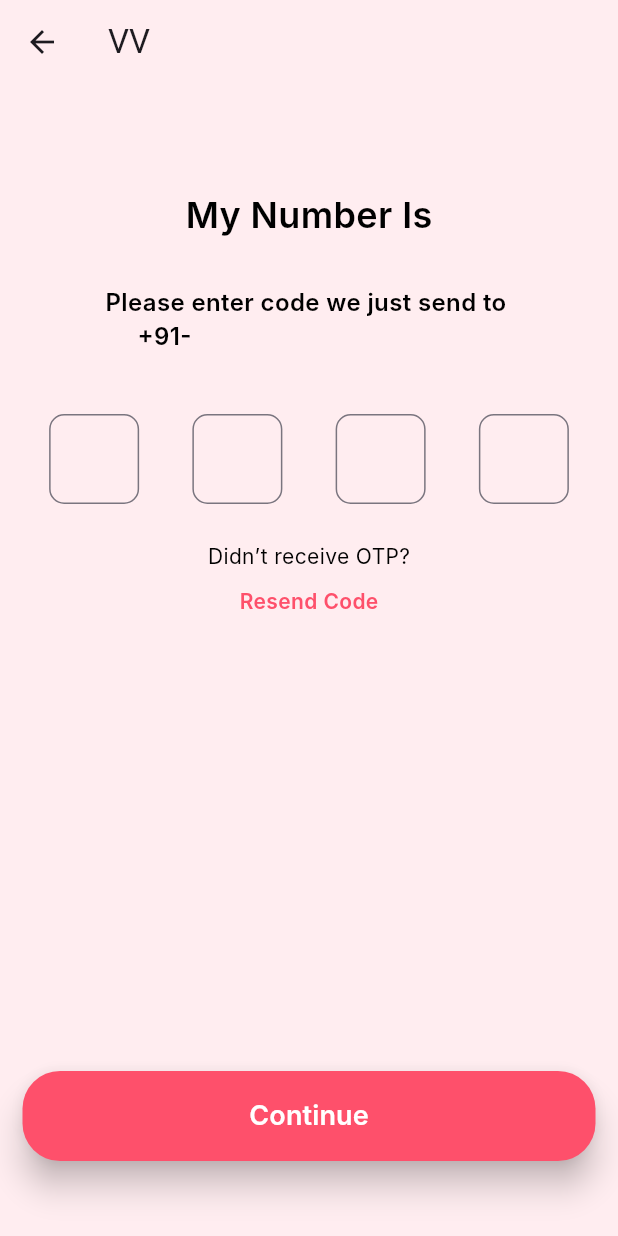
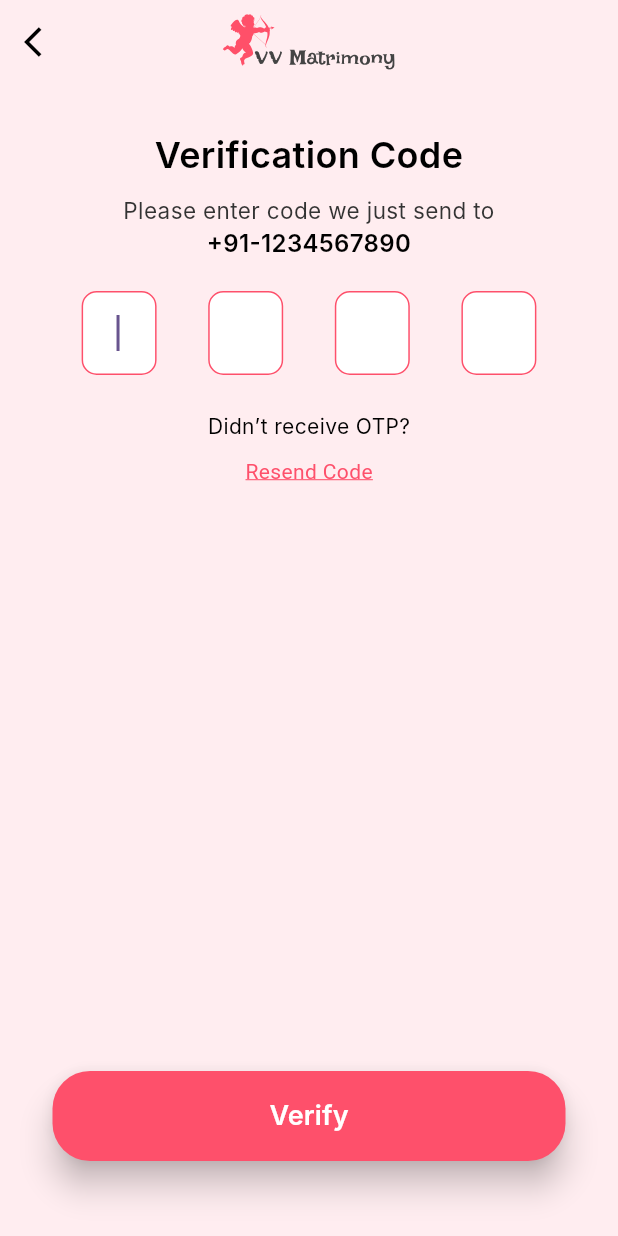
Before and after one commit to Bhavanpalanisamy/VVMatrimony, a Flutter app: the OTP screen opened directly, on a phone screen of 412 x 824 dp. Run offline on Flutter 3.47's test engine with Material 3 defaults, Android fonts, the phone set to English and light mode, and no system bars; our stand-ins replace dio, dotted_border, file_picker, flutter_easyloading, flutter_riverpod, flutter_secure_storage and 11 more; missing offline and left inert: dart:js, flutter_pdfview, upi_payment_flutter; accounts and stored records are empty; Roboto replaces fonts that are missing (Inter); project files that could hold a hidden picture were left out.

Commit message:
Committing OTP_Screen and Your_Detail_Sceen

```diff
--- a/lib/OTP_Ui/OTP_Screen.dart
+++ b/lib/OTP_Ui/OTP_Screen.dart
@@ -1,7 +1,9 @@
+import 'dart:async';
+
 import 'package:flutter/material.dart';
 import 'package:flutter/services.dart';
-
 import '../Common_Widgets/Common_Button.dart';
+import '../Common_Widgets/Custom_App_Bar.dart';
 import '../utilits/Common_Colors.dart';
 import '../utilits/Text_Style.dart';
 class OTP extends StatefulWidget {
@@ -14,136 +16,127 @@ class OTP extends StatefulWidget {
 class _OTPState extends State<OTP> {
   final _formkey = GlobalKey<FormState>();
   TextEditingController _MobileNumber = TextEditingController();
+
+
+
+  int _timeLeft = 30; // Timer duration in seconds
+  bool _isTimerActive = false;
+
+  void _tick() {
+    if (_timeLeft == 0) {
+      setState(() {
+        _isTimerActive = false;
+      });
+    } else {
+      setState(() {
+        _timeLeft--;
+      });
+    }
+  }
+
+  // Start the timer
+  void _startTimer() {
+    setState(() {
+      _timeLeft = 30;
+      _isTimerActive = true;
+    });
+
+    Timer.periodic(Duration(seconds: 1), (Timer timer) {
+      if (_isTimerActive) {
+        _tick();
+      } else {
+        timer.cancel();
+      }
+    });
+  }
+
+  // var controllers;
+  var output;
+  TextEditingController _OTP1 = TextEditingController();
+  TextEditingController _OTP2 = TextEditingController();
+  TextEditingController _OTP3 = TextEditingController();
+  TextEditingController _OTP4 = TextEditingController();
+
+  Widget _textFieldOTP({bool? first, bool? last, controllers}) {
+    return Container(
+      height: 60,
+      width: 50,
+
+      // margin: EdgeInsets.only(left: 10),
+      child: TextFormField(
+        controller: controllers,
+        autofocus: true,
+        maxLength: 1,
+        onChanged: (value) {
+          if (value.length == 1) {
+            FocusScope.of(context).nextFocus();
+          }
+          if (value.length == 0) {
+            setState(() {
+              FocusScope.of(context).previousFocus();
+            });
+          }
+        },
+        showCursor: true,
+        textAlign: TextAlign.center,
+        // style: OtpTextfield_Style,
+        keyboardType: TextInputType.number,
+        inputFormatters: [
+          LengthLimitingTextInputFormatter(1),
+          FilteringTextInputFormatter.digitsOnly
+        ],
+        decoration: InputDecoration(
+          fillColor: white1,
+          filled: true,
+          counter: Offstage(),
+          enabledBorder: OutlineInputBorder(
+              borderSide: BorderSide(width: 1, color: pink1),
+              borderRadius: BorderRadius.circular(10)),
+          focusedBorder: OutlineInputBorder(
+              borderSide: BorderSide(width: 1, color: pink1),
+              borderRadius: BorderRadius.circular(10)),
+        ),
+      ),
+    );
+  }
+
   @override
   Widget build(BuildContext context) {
     return Scaffold(
       backgroundColor: backGroundColor,
-      appBar: AppBar(
-        backgroundColor: backGroundColor,
-        title: Text('VV'),
-      ),
+      appBar: Custom_AppBar_Logo(title: '', actions: [], isNav: true,),
       body: Padding(
-        padding: const EdgeInsets.only(left: 15,right: 15),
+        padding: const EdgeInsets.only(left: 20,right: 20,top: 20),
         child: Column(
             children: [
-        Padding(
-        padding: const EdgeInsets.only(top: 70),
-        child: Center(child: Text("My Number Is",style: Textfield_Style2,)),
-            ),
-              const SizedBox(height: 30,),
-              Text('Please enter code we just send to \n     +91-${_MobileNumber.text}',style: Textfield_Style1,),
-              const SizedBox(height: 40,),
+
+              Code(text: 'Verification Code', style: Textfield_Style2),
+              Code(text: 'Please enter code we just send to', style: sub_ContentST),
+              Code1(text: '+91-1234567890', style: Textfield_Style1),
+
               // OTP
               Row(
-                mainAxisAlignment: MainAxisAlignment.spaceAround,
+                mainAxisAlignment: MainAxisAlignment.spaceEvenly,
+                crossAxisAlignment: CrossAxisAlignment.center,
                 children: [
-
-                  // OTP FIELD
-
-                  SizedBox(height: 60,width: 60,
-                    child: TextFormField(
-                      decoration: InputDecoration(
-                        border: OutlineInputBorder(
-                          borderRadius: BorderRadius.circular(10),
-                          borderSide: BorderSide(color: white1),
-                        ),
-                      ),
-                      onChanged: (value){
-                        if (value.length == 1) {
-                          FocusScope.of(context).nextFocus();
-                        }
-                      },
-                      style: Theme.of(context).textTheme.headline6,
-                      keyboardType: TextInputType.number,
-                      textAlign: TextAlign.center,
-                      inputFormatters: [
-                        LengthLimitingTextInputFormatter(1),
-                        FilteringTextInputFormatter.digitsOnly,
-                      ],
-                    ),
-                  ),
-                  SizedBox(height: 60,width: 60,
-                    child: TextFormField(
-                      decoration: InputDecoration(
-                        border: OutlineInputBorder(
-                          borderRadius: BorderRadius.circular(10),
-                          borderSide: BorderSide(color: white1),
-                        ),
-                      ),
-                      onChanged: (value){
-                        if (value.length == 1) {
-                          FocusScope.of(context).nextFocus();
-                        }
-                      },
-                      style: Theme.of(context).textTheme.headline6,
-                      keyboardType: TextInputType.number,
-                      textAlign: TextAlign.center,
-                      inputFormatters: [
-                        LengthLimitingTextInputFormatter(1),
-                        FilteringTextInputFormatter.digitsOnly,
-                      ],
-                    ),
-                  ),
-                  SizedBox(height: 60,width: 60,
-                    child: TextFormField(
-                      decoration: InputDecoration(
-                        border: OutlineInputBorder(
-                          borderRadius: BorderRadius.circular(10),
-                          borderSide: BorderSide(color: white1),
-                        ),
-                      ),
-                      onChanged: (value){
-                        if (value.length == 1) {
-                          FocusScope.of(context).nextFocus();
-                        }
-                      },
-                      style: Theme.of(context).textTheme.headline6,
-                      keyboardType: TextInputType.number,
-                      textAlign: TextAlign.center,
-                      inputFormatters: [
-                        LengthLimitingTextInputFormatter(1),
-                        FilteringTextInputFormatter.digitsOnly,
-                      ],
-                    ),
-                  ),
-                  SizedBox(height: 60,width: 60,
-                    child: TextFormField(
-                      decoration: InputDecoration(
-                        border: OutlineInputBorder(
-                          borderRadius: BorderRadius.circular(10), borderSide: BorderSide(color: white1),
-
-                        ),
-                      ),
-                      onChanged: (value){
-                        if (value.length == 1) {
-                          FocusScope.of(context).nextFocus();
-                        }
-                      },
-                      style: Theme.of(context).textTheme.headline6,
-                      keyboardType: TextInputType.number,
-                      textAlign: TextAlign.center,
-                      inputFormatters: [
-                        LengthLimitingTextInputFormatter(1),
-                        FilteringTextInputFormatter.digitsOnly,
-                      ],
-                    ),
-                  ),
+                  _textFieldOTP(first: true, last: true, controllers: _OTP1),
+                  _textFieldOTP(first: true, last: true, controllers: _OTP2),
+                  _textFieldOTP(first: true, last: true, controllers: _OTP3),
+                  _textFieldOTP(first: true, last: true, controllers: _OTP4),
                 ],
               ),
-              const SizedBox(height: 25,),
 
               // ON TAP TEXT
+              ontap1(text: 'Didn’t receive OTP?', style: onClicked_TextC),
+              Underlinetext(),
 
-              Text('Didn’t receive OTP?',style: onClicked_TextC,),
-              const SizedBox(height: 10,),
-              Text('Resend Code',style: onClicked_TextB,),
               const Spacer(),
 
               // BUTTON
-
               Padding(
-                padding: const EdgeInsets.only(bottom: 50),
-                child: CommonElevatedButton(context, 'Continue', () {if(_formkey.currentState!.validate()){
+                padding: const EdgeInsets.only(left: 15,right: 15,bottom: 50),
+                child: CommonElevatedButton(context, 'Verify', () {if(_formkey.currentState!.validate()){
+                  Navigator.push(context, MaterialPageRoute(builder: (context) => OTP()));
                 };}),
               ),
             ],
@@ -153,3 +146,35 @@ class _OTPState extends State<OTP> {
     );
   }
 }
+
+Widget ontap1({required String text , required dynamic style}){
+  return Padding(
+    padding: const EdgeInsets.only(top: 20),
+    child: Text(text,style: style,),
+  );
+}
+
+Widget Code ({required String text , required dynamic style}){
+  return Padding(
+    padding: const EdgeInsets.only(top: 10),
+    child: Center(child: Text(text,style: style,textAlign: TextAlign.center, maxLines: 2,)),
+  );
+}
+
+Widget Code1 ({required String text , required dynamic style}){
+  return Padding(
+    padding: const EdgeInsets.only(bottom: 20),
+    child: Center(child: Text(text,style: style,textAlign: TextAlign.center, maxLines: 2,)),
+  );
+}
+
+Widget Underlinetext (){
+  return Padding(
+    padding: const EdgeInsets.only(top: 10),
+    child: Text("Resend Code",style: TextStyle(
+      decoration: TextDecoration.underline,
+      decorationColor: pink1,
+      color: pink1,
+    ),),
+  );
+}
```
Also changed, not shown: lib/LoginPage_Ui/LoginPage_Screen.dart (+25 -18 lines), lib/YourDetails_Ui/YourDetails_Screen.dart (+105 -16 lines).
